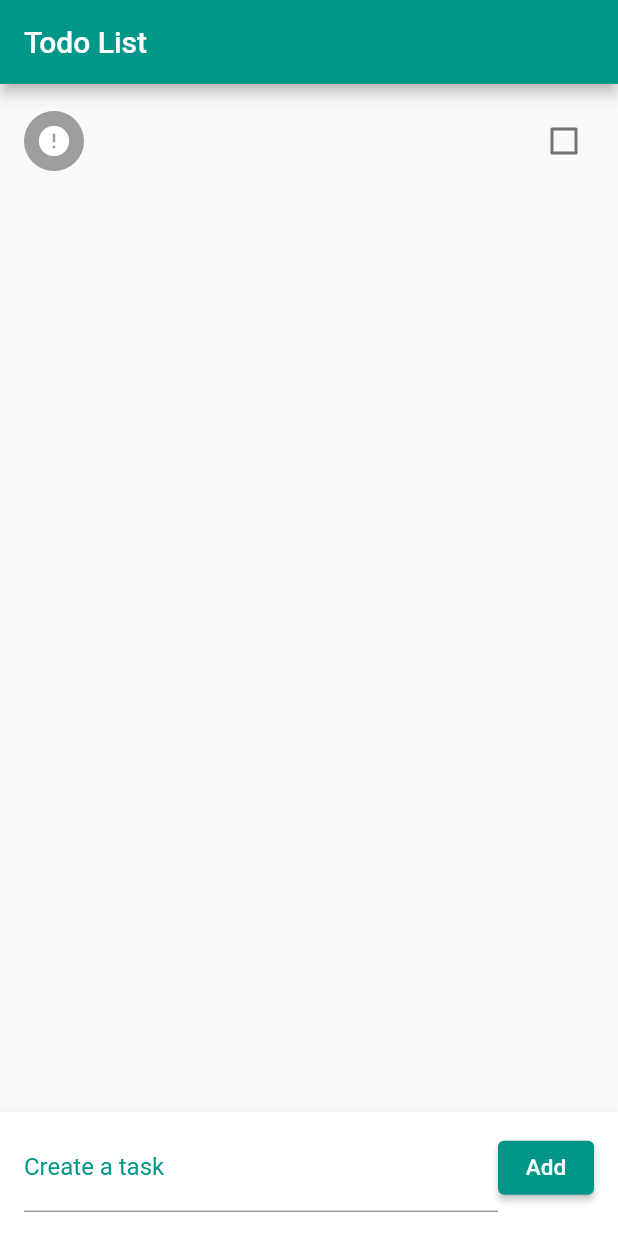
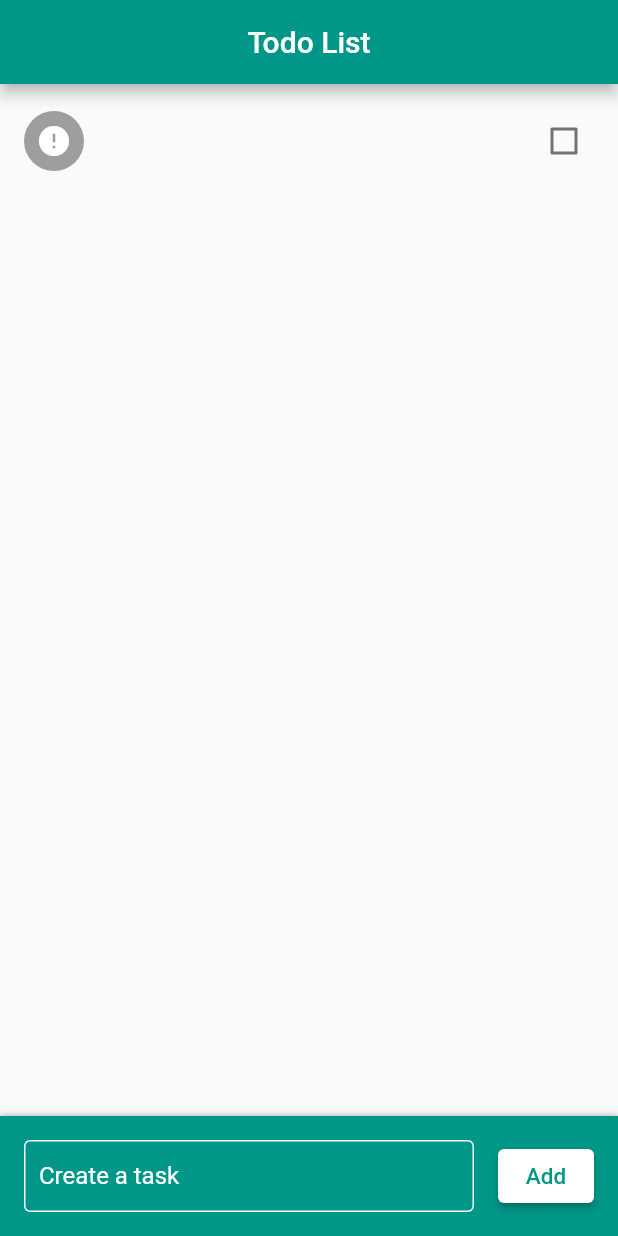
Before and after one commit to 90lucasgabriel/flutter-04-todo-list, a Flutter app: the screen it shows after launch, after a tap on "Add", on a phone screen of 412 x 824 dp. Run offline on Flutter 3.47's test engine with Material 2 defaults, Android fonts, the phone set to English and light mode, and no system bars.

Commit message:
09 - New: Refactoring;

```diff
--- a/lib/main.dart
+++ b/lib/main.dart
@@ -8,6 +8,27 @@ void main() {
     MaterialApp(
       title: 'Todo List',
       home: Home(),
+      theme: ThemeData(
+        hintColor: Colors.white38,
+        primaryColor: Colors.white,
+        inputDecorationTheme: InputDecorationTheme(
+          border: OutlineInputBorder(
+            borderSide: BorderSide(
+              color: Colors.white38,
+            ),
+          ),
+          enabledBorder: OutlineInputBorder(
+            borderSide: BorderSide(
+              color: Colors.white,
+            ),
+          ),
+          focusedBorder: OutlineInputBorder(
+            borderSide: BorderSide(
+              color: Colors.white,
+            ),
+          ),
+        ),
+      ),
     ),
   );
 }
@@ -75,8 +96,12 @@ class _HomeState extends State<Home> {
   Widget build(BuildContext context) {
     return Scaffold(
       appBar: AppBar(
-        title: Text('Todo List'),
+        title: Text(
+          'Todo List',
+          style: TextStyle(color: Colors.white),
+        ),
         backgroundColor: Colors.teal,
+        centerTitle: true,
       ),
       body: Column(
         children: <Widget>[
@@ -90,17 +115,21 @@ class _HomeState extends State<Home> {
                 onRefresh: _handleRefresh),
           ),
           Container(
-            padding: EdgeInsets.fromLTRB(16, 8, 16, 16),
+            padding: EdgeInsets.all(16),
             child: Row(
               children: <Widget>[
                 Expanded(
                   flex: 2,
-                  child: TextField(
-                    controller: _taskController,
-                    decoration: InputDecoration(
-                      labelText: 'Create a task',
-                      labelStyle: TextStyle(color: Colors.teal),
-                    ),
+                  child: Container(
+                    margin: EdgeInsets.only(right: 16),
+                    child: TextField(
+                        controller: _taskController,
+                        decoration: InputDecoration(
+                            labelText: 'Create a task',
+                            labelStyle: TextStyle(color: Colors.white),
+                            border: OutlineInputBorder(),
+                            contentPadding: EdgeInsets.all(10)),
+                        style: TextStyle(color: Colors.white)),
                   ),
                 ),
                 ElevatedButton(
@@ -111,18 +140,18 @@ class _HomeState extends State<Home> {
                   ),
                   style: ButtonStyle(
                     foregroundColor:
+                        MaterialStateProperty.all<Color>(Colors.teal),
+                    backgroundColor:
                         MaterialStateProperty.all<Color>(Colors.white),
-                    backgroundColor:
-                        MaterialStateProperty.all<Color>(Colors.teal),
                   ),
                 ),
               ],
             ),
             decoration: BoxDecoration(
-              color: Colors.white,
+              color: Colors.teal,
               boxShadow: [
                 BoxShadow(
-                  color: Colors.grey[300],
+                  color: Colors.grey,
                   blurRadius: 3,
                   spreadRadius: 0,
                   offset: Offset(0, 0),
@@ -172,6 +201,7 @@ class _HomeState extends State<Home> {
           margin: EdgeInsets.only(bottom: 90, left: 8, right: 8),
         );
 
+        ScaffoldMessenger.of(context).removeCurrentSnackBar();
         ScaffoldMessenger.of(context).showSnackBar(snackbar);
       },
       child: CheckboxListTile(
```
